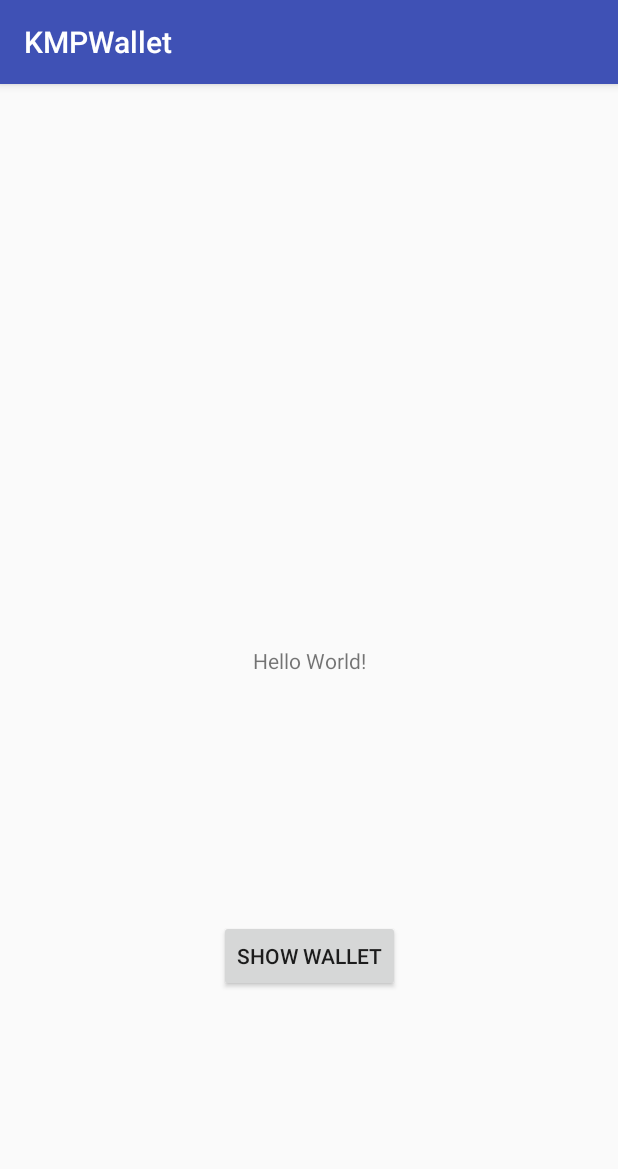
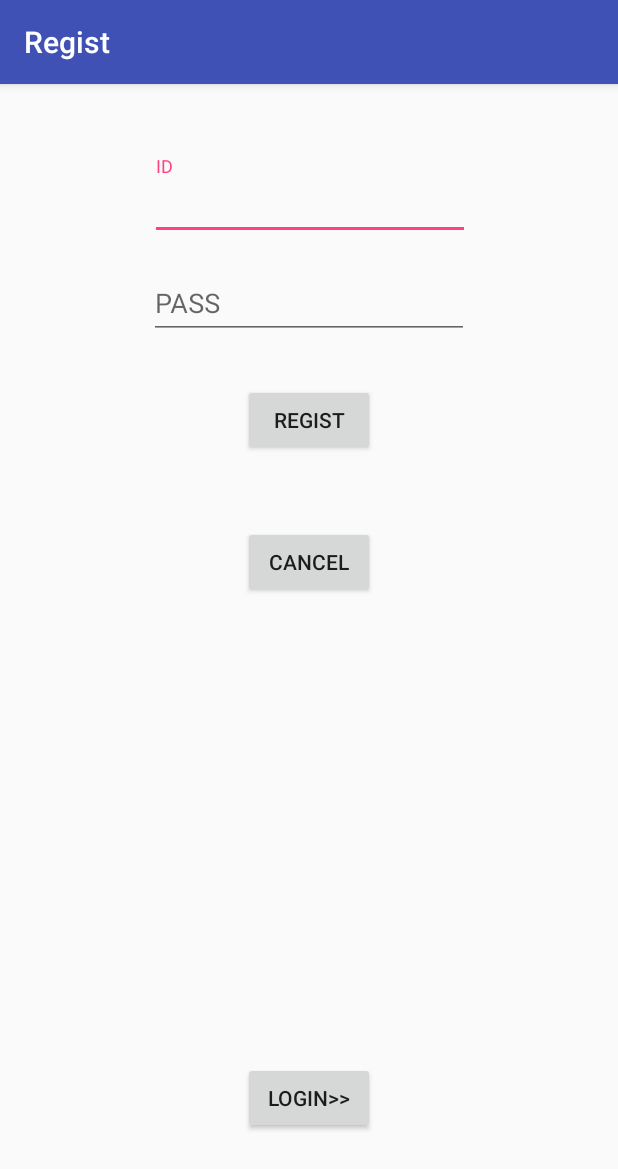
Before and after one commit to epitomecl/kmp-wallet, an Android app: the screen it shows after launch (MainActivity before the commit, IntroActivity after it), on a phone screen of 412 x 824 dp. Shown: the top 1169 px of the screen. Run offline under Robolectric (Android 15) with nearby library versions, the phone set to English and light mode, and no system bars; our stand-ins replace Dagger/Hilt's generated code, RxJava.

Commit message:
add buildProperties to gradle, SharedPreference added, IntroActivity login&regist fragment code add

```diff
--- a/app/src/main/java/com/epitomecl/kmpwallet/KMPWalletApp.kt
+++ b/app/src/main/java/com/epitomecl/kmpwallet/KMPWalletApp.kt
@@ -8,16 +8,17 @@ import com.epitomecl.kmpwallet.di.component.DaggerAppComponent
 
 class KMPWalletApp : Application() {
 
-    val singleton: AppComponent by lazy {
-        DaggerAppComponent.builder().appModule(AppModule(this)).build()
+    val singleton : AppComponent by lazy {
+        DaggerAppComponent.builder().appModule(AppModule(this, getSharedPreferences(this.getString(R.string.KMP), Context.MODE_PRIVATE ))).build()
     }
 
     override fun onCreate() {
         super.onCreate()
+        singleton.inject(this)
     }
 
     companion object {
-        fun getAppComponent(context : Context): AppComponent {
+        fun getAppComponent(context : Context) : AppComponent {
             return (context.applicationContext as KMPWalletApp).singleton
         }
 
--- /dev/null
+++ b/app/src/main/java/com/epitomecl/kmpwallet/data/AppData.kt
@@ -0,0 +1,78 @@
+package com.epitomecl.kmpwallet.data
+
+import android.app.Application
+import android.content.SharedPreferences
+import com.epitomecl.kmpwallet.R
+import com.epitomecl.kmpwallet.util.SharedPreferenceSecure
+
+class AppData(val application: Application, val sharedPreferences : SharedPreferences) {
+
+    enum class LoginType {
+        NOT_LOGIN,
+        ID_LOGIN,
+        EMAIL_LOGIN,
+        GUID_LOGIN;
+
+        companion object {
+            fun from(findValue: Int): LoginType = LoginType.values().first { it.ordinal == findValue }
+        }
+    }
+
+    var prefs : SharedPreferenceSecure
+
+    init {
+        prefs = SharedPreferenceSecure(application, sharedPreferences)
+        mAppData = this
+    }
+
+    var logintype : Int = 0
+        get() = prefs.getInt(application.getString(R.string.key_logintype), 0)
+        set(value) {
+            prefs.edit().putInt(application.getString(R.string.key_logintype), value as Int).commit()
+            field = value
+        }
+
+    var loginId : String? = ""
+        get() = prefs.getString(application.getString(R.string.key_login_id), "")
+        set(value) {
+            prefs.edit().putString(application.getString(R.string.key_login_id), value).commit()
+            field = value
+        }
+
+    var loginPw : String? = ""
+        get() = prefs.getString(application.getString(R.string.key_login_pw), "")
+        set(value) {
+            prefs.edit().putString(application.getString(R.string.key_login_pw), value).commit()
+            field = value
+        }
+
+    companion object {
+        lateinit var mAppData : AppData
+
+        fun getLoginType() : LoginType {
+            var ret = mAppData.logintype
+            return LoginType.from(ret)
+        }
+
+        fun setLoginType(loginType : LoginType) {
+            mAppData.logintype = loginType.ordinal
+        }
+
+        fun getLoginId() : String? {
+            return mAppData.loginId
+        }
+
+        fun setLoginId(loginId : String) {
+            mAppData.loginId = loginId
+        }
+
+        fun getLoginPw() : String? {
+            return mAppData.loginPw
+        }
+
+        fun setLoginPw(loginPw : String) {
+            mAppData.loginPw = loginPw
+        }
+    }
+
+}
--- a/app/src/main/java/com/epitomecl/kmpwallet/di/module/AppModule.kt
+++ b/app/src/main/java/com/epitomecl/kmpwallet/di/module/AppModule.kt
@@ -1,16 +1,21 @@
 package com.epitomecl.kmpwallet.di.module
 
 import android.app.Application
+import android.content.SharedPreferences
+import com.epitomecl.kmpwallet.data.AppData
 import com.epitomecl.kmpwallet.di.ApplicationContext
+import com.epitomecl.kmpwallet.util.SharedPreferenceSecure
 import dagger.Module
 import dagger.Provides
 
 @Module
 class AppModule {
     private lateinit var mApp: Application
+    private lateinit var mAppData: AppData
 
-    constructor(application : Application) {
+    constructor(application : Application, sharedPreferences : SharedPreferences) {
         mApp = application
+        mAppData = AppData(application, sharedPreferences)
     }
 
     @Provides
@@ -20,4 +25,6 @@ class AppModule {
     @ApplicationContext
     fun provideAppContext() = mApp
 
+    @Provides
+    fun provideAppData() = mAppData
 }
--- a/app/src/main/java/com/epitomecl/kmpwallet/mvp/intro/IntroActivity.kt
+++ b/app/src/main/java/com/epitomecl/kmpwallet/mvp/intro/IntroActivity.kt
@@ -1,10 +1,13 @@
 package com.epitomecl.kmpwallet.mvp.intro
 
+import android.content.Intent
 import android.os.Bundle
 import com.epitomecl.kmpwallet.R
+import com.epitomecl.kmpwallet.data.AppData
 import com.epitomecl.kmpwallet.mvp.base.BaseActivity
 import com.epitomecl.kmpwallet.mvp.intro.login.LoginFragment
 import com.epitomecl.kmpwallet.mvp.intro.regist.RegistFragment
+import com.epitomecl.kmpwallet.mvp.wallet.WalletActivity
 
 class IntroActivity : BaseActivity<IntroContract.View, IntroContract.Presenter>(), IntroContract.View {
 
@@ -14,7 +17,12 @@ class IntroActivity : BaseActivity<IntroContract.View, IntroContract.Presenter>(
         super.onCreate(savedInstanceState)
         setContentView(R.layout.activity_intro)
 
-        onLogin()
+        if(AppData.getLoginType() == AppData.LoginType.NOT_LOGIN) {
+            onRegist()
+        }
+        else {
+            onLogin()
+        }
     }
 
     override fun showState(state: String) {
@@ -22,6 +30,8 @@ class IntroActivity : BaseActivity<IntroContract.View, IntroContract.Presenter>(
     }
 
     override fun onLogin() {
+        setTitle("Login");
+
         supportFragmentManager.beginTransaction()
                 .replace(R.id.flIntro, LoginFragment())
                 .addToBackStack(null)
@@ -29,9 +39,16 @@ class IntroActivity : BaseActivity<IntroContract.View, IntroContract.Presenter>(
     }
 
     override fun onRegist() {
+        setTitle("Regist");
+
         supportFragmentManager.beginTransaction()
                 .replace(R.id.flIntro, RegistFragment())
                 .addToBackStack(null)
                 .commit()
     }
+
+    override fun onChangeWalletActivity() {
+        val intent = Intent(this, WalletActivity::class.java)
+        startActivity(intent)
+    }
 }
--- a/app/src/main/java/com/epitomecl/kmpwallet/mvp/intro/IntroContract.kt
+++ b/app/src/main/java/com/epitomecl/kmpwallet/mvp/intro/IntroContract.kt
@@ -8,6 +8,7 @@ object IntroContract {
         fun showState(state: String)
         fun onLogin()
         fun onRegist()
+        fun onChangeWalletActivity()
     }
 
     interface Presenter : BasePresenter<View> {
--- a/app/src/main/java/com/epitomecl/kmpwallet/mvp/intro/login/LoginContract.kt
+++ b/app/src/main/java/com/epitomecl/kmpwallet/mvp/intro/login/LoginContract.kt
@@ -9,6 +9,6 @@ object LoginContract {
     }
 
     interface Presenter : BasePresenter<View> {
-        //
+        fun loginUser(id : String, pw : String)
     }
 }
--- a/app/src/main/java/com/epitomecl/kmpwallet/mvp/intro/login/LoginPresenter.kt
+++ b/app/src/main/java/com/epitomecl/kmpwallet/mvp/intro/login/LoginPresenter.kt
@@ -5,4 +5,7 @@ import com.epitomecl.kmpwallet.mvp.base.BasePresenterImpl
 class LoginPresenter : BasePresenterImpl<LoginContract.View>(),
         LoginContract.Presenter {
 
+    override fun loginUser(id : String, pw : String) {
+
+    }
 }
--- a/app/src/main/java/com/epitomecl/kmpwallet/mvp/intro/regist/RegistContract.kt
+++ b/app/src/main/java/com/epitomecl/kmpwallet/mvp/intro/regist/RegistContract.kt
@@ -9,6 +9,6 @@ object RegistContract {
     }
 
     interface Presenter : BasePresenter<View> {
-        //
+        fun registUser(id : String, pw : String)
     }
 }
--- a/app/src/main/java/com/epitomecl/kmpwallet/mvp/intro/regist/RegistPresenter.kt
+++ b/app/src/main/java/com/epitomecl/kmpwallet/mvp/intro/regist/RegistPresenter.kt
@@ -1,8 +1,14 @@
 package com.epitomecl.kmpwallet.mvp.intro.regist
 
+import com.epitomecl.kmpwallet.data.AppData
 import com.epitomecl.kmpwallet.mvp.base.BasePresenterImpl
 
 class RegistPresenter : BasePresenterImpl<RegistContract.View>(),
         RegistContract.Presenter {
 
+    override fun registUser(id : String, pw : String) {
+        AppData.setLoginType(AppData.LoginType.ID_LOGIN)
+        AppData.setLoginId(id)
+        AppData.setLoginPw(pw)
+    }
 }
--- a/app/src/main/java/com/epitomecl/kmpwallet/mvp/wallet/WalletActivity.kt
+++ b/app/src/main/java/com/epitomecl/kmpwallet/mvp/wallet/WalletActivity.kt
@@ -6,7 +6,6 @@ import com.epitomecl.kmpwallet.R
 import com.epitomecl.kmpwallet.mvp.base.BaseActivity
 import com.epitomecl.kmpwallet.mvp.wallet.create.CreateWalletFragment
 import com.epitomecl.kmpwallet.mvp.wallet.wallets.WalletsFragment
-
 import kotlinx.android.synthetic.main.activity_wallet.*
 
 class WalletActivity : BaseActivity<WalletContract.View, WalletContract.Presenter>(),
--- a/app/src/main/res/layout/fragment_regist.xml
+++ b/app/src/main/res/layout/fragment_regist.xml
@@ -16,6 +16,7 @@
         android:layout_marginStart="8dp"
         android:layout_marginTop="48dp"
         app:layout_constraintEnd_toEndOf="parent"
+        app:layout_constraintHorizontal_bias="0.503"
         app:layout_constraintStart_toStartOf="parent"
         app:layout_constraintTop_toTopOf="parent">
 
@@ -39,9 +40,10 @@
         android:layout_marginTop="8dp"
         app:layout_constraintBottom_toTopOf="@+id/btnRegist"
         app:layout_constraintEnd_toEndOf="parent"
+        app:layout_constraintHorizontal_bias="0.5"
         app:layout_constraintStart_toStartOf="parent"
         app:layout_constraintTop_toBottomOf="@+id/textInputLayout4"
-        app:layout_constraintVertical_bias="0.0">
+        app:layout_constraintVertical_bias="0.092">
 
         <EditText
             android:id="@+id/etRegistPass"
@@ -59,11 +61,26 @@
         android:layout_marginLeft="8dp"
         android:layout_marginRight="8dp"
         android:layout_marginStart="8dp"
+        android:layout_marginTop="200dp"
         android:text="Regist"
         app:layout_constraintEnd_toEndOf="parent"
         app:layout_constraintStart_toStartOf="parent"
-        tools:layout_editor_absoluteY="214dp"
+        app:layout_constraintTop_toTopOf="parent"
         tools:ignore="MissingConstraints" />
+
+    <Button
+        android:id="@+id/btnChangeLogin"
+        android:layout_width="wrap_content"
+        android:layout_height="wrap_content"
+        android:layout_marginBottom="68dp"
+        android:layout_marginEnd="8dp"
+        android:layout_marginLeft="8dp"
+        android:layout_marginRight="8dp"
+        android:layout_marginStart="8dp"
+        android:text="Login>>"
+        app:layout_constraintBottom_toBottomOf="parent"
+        app:layout_constraintEnd_toEndOf="parent"
+        app:layout_constraintStart_toStartOf="parent" />
 
     <Button
         android:id="@+id/btnRegistCancel"
@@ -76,10 +93,10 @@
         android:layout_marginStart="8dp"
         android:layout_marginTop="8dp"
         android:text="Cancel"
-        app:layout_constraintBottom_toBottomOf="parent"
+        app:layout_constraintBottom_toTopOf="@+id/btnChangeLogin"
         app:layout_constraintEnd_toEndOf="parent"
         app:layout_constraintStart_toStartOf="parent"
         app:layout_constraintTop_toBottomOf="@+id/btnRegist"
-        app:layout_constraintVertical_bias="0.0" />
+        app:layout_constraintVertical_bias="0.113" />
 
 </android.support.constraint.ConstraintLayout>
--- a/app/src/main/res/values/strings.xml
+++ b/app/src/main/res/values/strings.xml
@@ -2,4 +2,13 @@
     <string name="app_name">KMPWallet</string>
 
     <string name="send">Send</string>
+
+    <string name="KMP">KMP</string>
+    <string name="utf8_small">utf-8</string>
+    <string name="pbewithmd5anddes">PBEWithMD5AndDES</string>
+
+    <string name="key_logintype">loginType</string>
+    <string name="key_login_id">loginId</string>
+    <string name="key_login_pw">loginPw</string>
+
 </resources>
```
Also changed, not shown: app/build.gradle (+21 -1 lines), app/src/main/AndroidManifest.xml (+5 -3 lines), app/src/main/java/com/epitomecl/kmpwallet/mvp/intro/login/LoginFragment.kt (+35 -0 lines), app/src/main/java/com/epitomecl/kmpwallet/mvp/intro/regist/RegistFragment.kt (+41 -0 lines), app/src/main/java/com/epitomecl/kmpwallet/util/SharedPreferenceSecure.kt (added, +185 -0 lines), app/src/main/res/layout/fragment_login.xml (+19 -3 lines), 1 other file.
